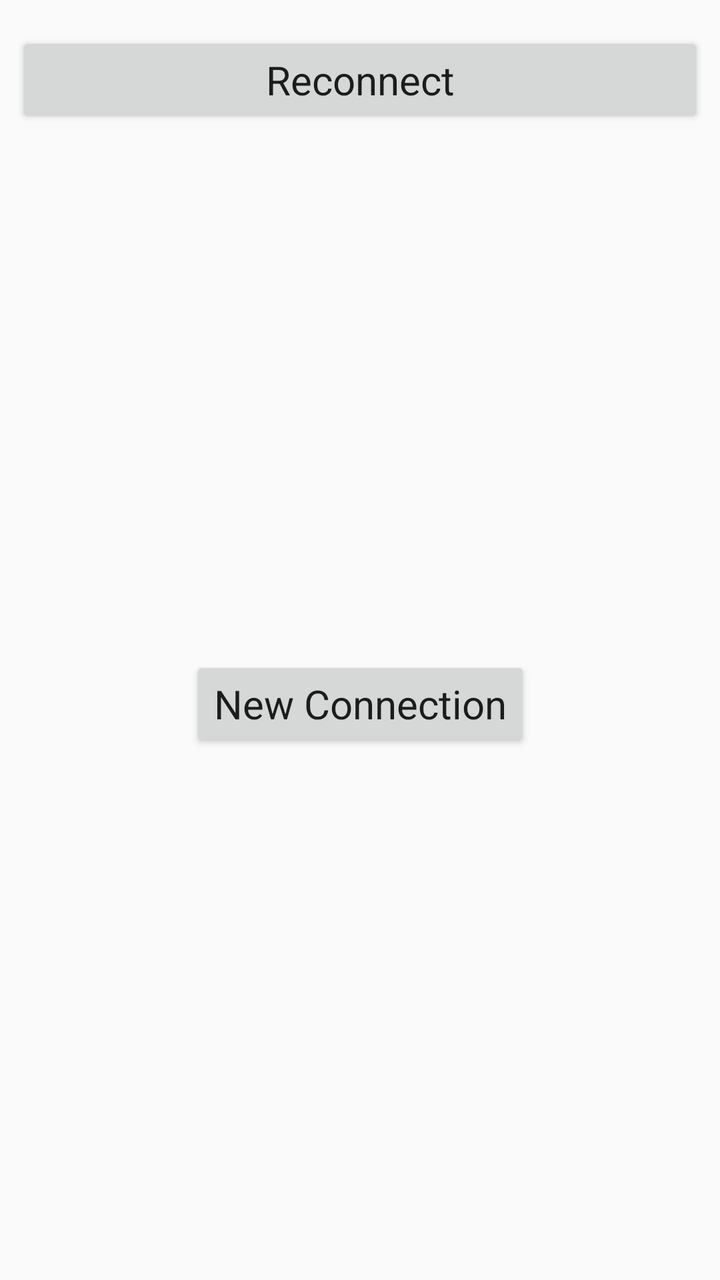
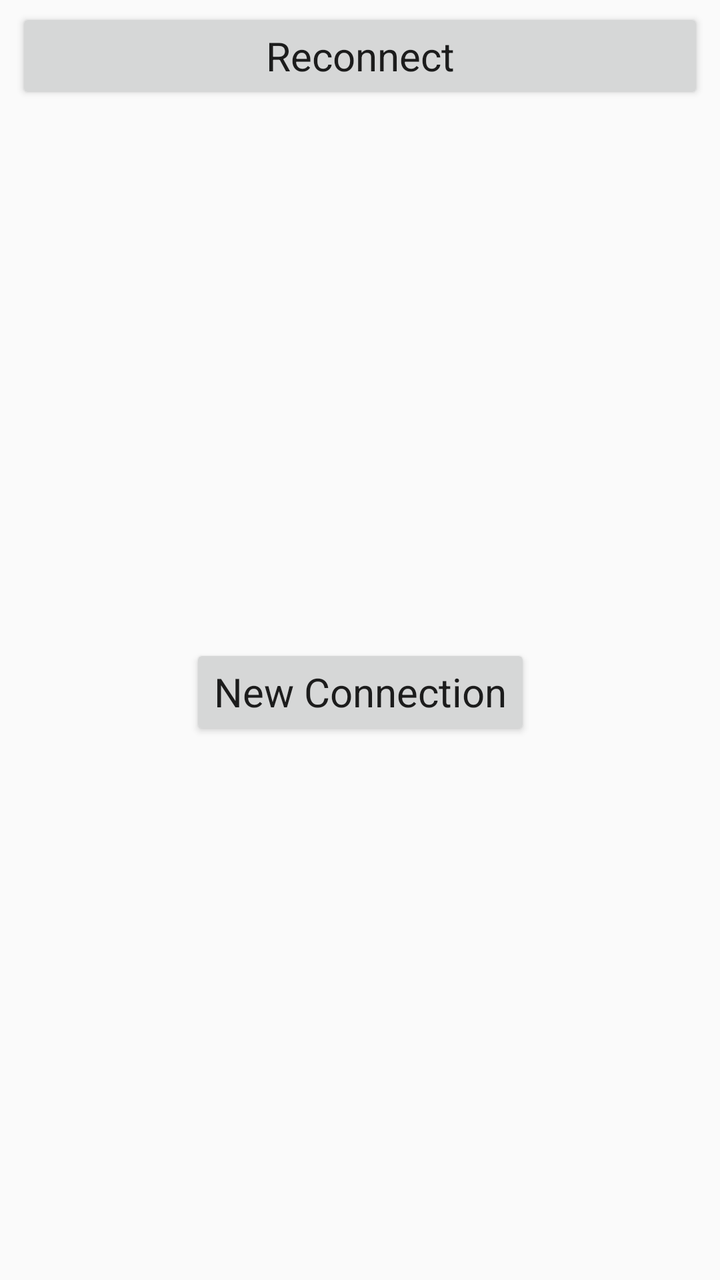

Before-and-after screenshots of an Android layout around one commit, followed by the original layout XML and the change that was made.
<!-- AndroidManifest.xml: application theme AppTheme -->
<!-- res/layout/new_old_connection_popup.xml -->
<?xml version="1.0" encoding="utf-8"?>
<android.support.constraint.ConstraintLayout xmlns:android="http://schemas.android.com/apk/res/android"
    xmlns:tools="http://schemas.android.com/tools"
    android:layout_width="wrap_content"
    android:layout_height="wrap_content"
    xmlns:app="http://schemas.android.com/apk/res-auto">


    <Button
        android:id="@+id/reconnectButton"
        android:layout_width="0dp"
        android:layout_height="wrap_content"
        android:text="Reconnect"
        android:layout_marginStart="8dp"
        android:layout_marginEnd="8dp"
        android:layout_marginTop="16dp"
        android:layout_marginBottom="16dp"
        android:textAppearance="@android:style/TextAppearance.DeviceDefault"
        android:textSize="20sp"
        app:layout_constraintTop_toTopOf="parent"
        app:layout_constraintBottom_toTopOf="@id/reconnectButton"
        app:layout_constraintLeft_toLeftOf="parent"
        app:layout_constraintRight_toRightOf="parent"
        />

    <Button
        android:id="@+id/newConnectionButton"
        android:layout_width="wrap_content"
        android:layout_height="wrap_content"
        android:text="New Connection"
        android:layout_marginStart="8dp"
        android:layout_marginEnd="8dp"
        android:layout_marginTop="16dp"
        android:layout_marginBottom="16dp"
        android:textAppearance="@android:style/TextAppearance.DeviceDefault"
        android:textSize="20sp"
        app:layout_constraintTop_toBottomOf="@id/reconnectButton"
        app:layout_constraintBottom_toBottomOf="parent"
        app:layout_constraintLeft_toLeftOf="parent"
        app:layout_constraintRight_toRightOf="parent"
        />
</android.support.constraint.ConstraintLayout>
<!-- resources referenced by this layout -->
<resources>
  <style name="AppTheme" parent="Theme.AppCompat.Light.DarkActionBar">
          
          <item name="colorPrimary">@color/colorPrimary</item>
          <item name="colorPrimaryDark">@color/colorPrimaryDark</item>
          <item name="colorAccent">@color/colorAccent</item>
      </style>
  <color name="colorPrimary">#3F51B5</color>
  <color name="colorPrimaryDark">#303F9F</color>
  <color name="colorAccent">#FF4081</color>
</resources>

<!-- the commit's change to res/layout/new_old_connection_popup.xml (unified diff, before → after) -->
@@ -13,8 +13,8 @@
         android:text="Reconnect"
         android:layout_marginStart="8dp"
         android:layout_marginEnd="8dp"
-        android:layout_marginTop="16dp"
-        android:layout_marginBottom="16dp"
+        android:layout_marginTop="4dp"
+        android:layout_marginBottom="4dp"
         android:textAppearance="@android:style/TextAppearance.DeviceDefault"
         android:textSize="20sp"
         app:layout_constraintTop_toTopOf="parent"
@@ -30,8 +30,8 @@
         android:text="New Connection"
         android:layout_marginStart="8dp"
         android:layout_marginEnd="8dp"
-        android:layout_marginTop="16dp"
-        android:layout_marginBottom="16dp"
+        android:layout_marginTop="4dp"
+        android:layout_marginBottom="4dp"
         android:textAppearance="@android:style/TextAppearance.DeviceDefault"
         android:textSize="20sp"
         app:layout_constraintTop_toBottomOf="@id/reconnectButton"
